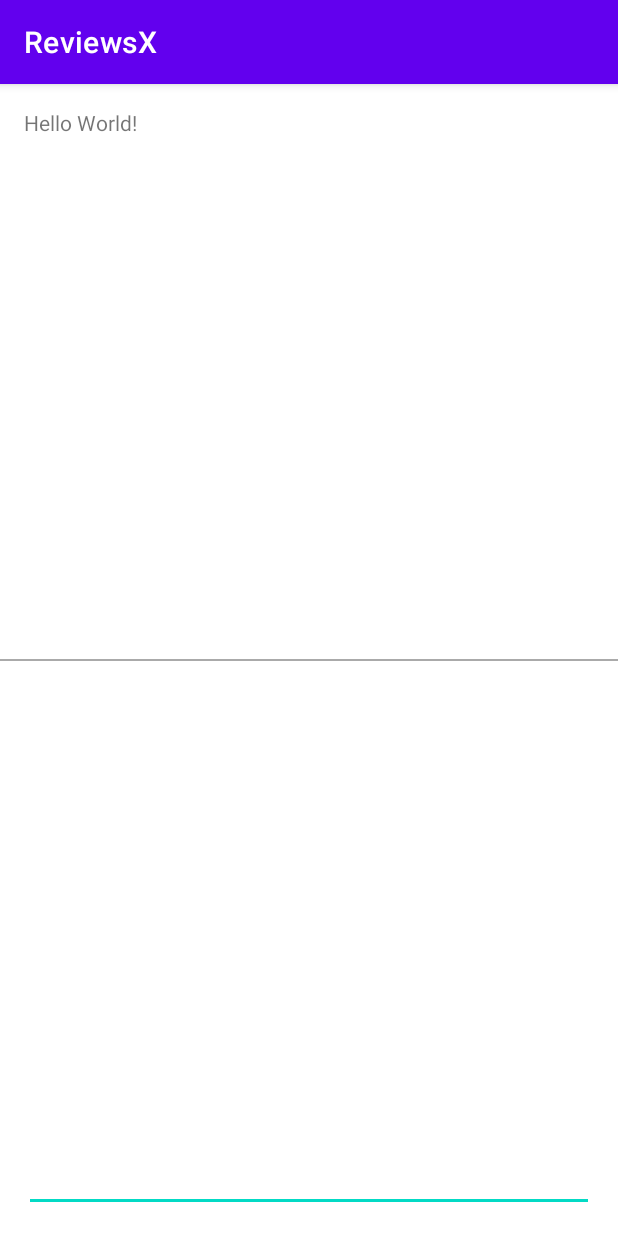
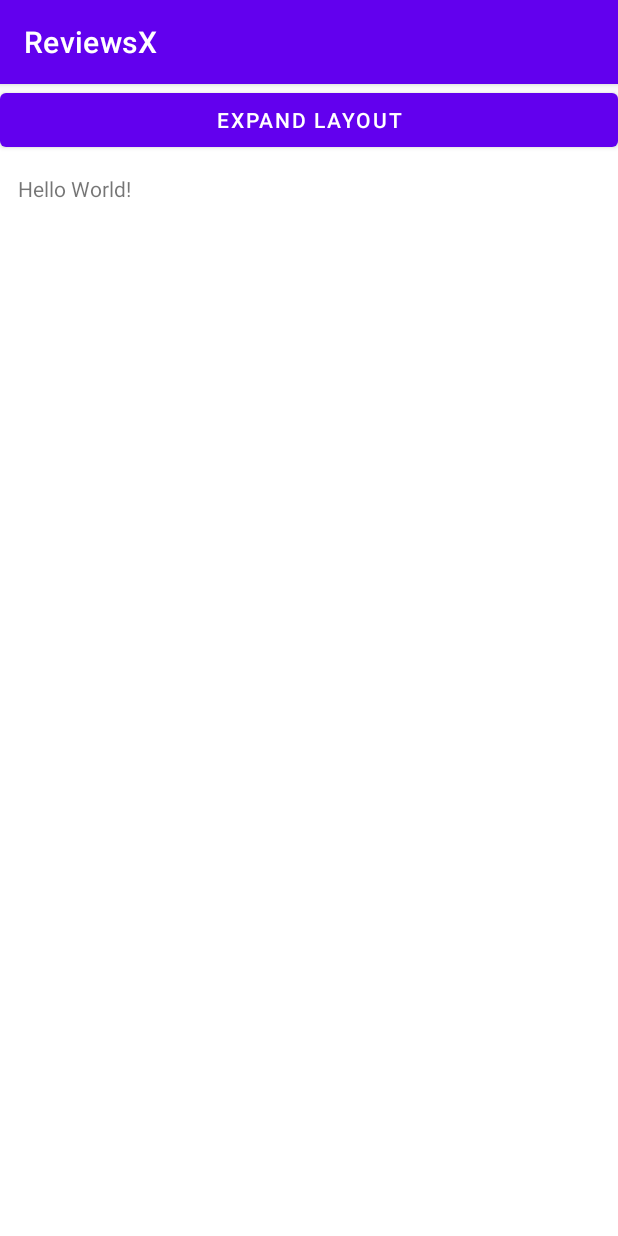
Before and after one commit to CS699-IITB-Autumn-2021/project-invertedstack, an Android app: the screen it shows after launch (MainActivity), on a phone screen of 412 x 824 dp. Run offline under Robolectric (Android 15) with nearby library versions, the phone set to English and light mode, and no system bars; libraries missing offline, so code that uses them is left out: io.noties.markwon; 4 statements that could not run were skipped.

Commit message:
Sick animations

```diff
--- a/app/src/main/java/cs699_a2021/invertedstack/reviewsx/MainActivity.java
+++ b/app/src/main/java/cs699_a2021/invertedstack/reviewsx/MainActivity.java
@@ -4,13 +4,16 @@ import androidx.annotation.NonNull;
 import androidx.annotation.Nullable;
 import androidx.appcompat.app.AppCompatActivity;
 
+import android.animation.LayoutTransition;
 import android.graphics.drawable.Drawable;
 import android.os.Bundle;
 import android.text.Editable;
 import android.text.TextWatcher;
 import android.view.View;
+import android.view.ViewGroup;
 import android.widget.Button;
 import android.widget.EditText;
+import android.widget.LinearLayout;
 import android.widget.TextView;
 
 import java.util.concurrent.Executors;
@@ -20,6 +23,7 @@ import io.noties.markwon.editor.MarkwonEditor;
 import io.noties.markwon.editor.MarkwonEditorTextWatcher;
 import io.noties.markwon.ext.latex.JLatexMathPlugin;
 import io.noties.markwon.ext.strikethrough.StrikethroughPlugin;
+import io.noties.markwon.ext.tables.TablePlugin;
 import io.noties.markwon.inlineparser.MarkwonInlineParserPlugin;
 
 public class MainActivity extends AppCompatActivity {
@@ -58,6 +62,7 @@ public class MainActivity extends AppCompatActivity {
                     }
                 }))
                 .usePlugin(StrikethroughPlugin.create())
+                .usePlugin(TablePlugin.create(this))
                 .build();
         markwon.setMarkdown(textView, "**Hello there!** \n $$ \\LaTeX \\text{is working !!!!!}$$ \n ~~strikethrough doesn't work ?~~");
 
@@ -82,5 +87,22 @@ public class MainActivity extends AppCompatActivity {
             }
         });
 
+        Button button = findViewById(R.id.dummy_button);
+        button.setOnClickListener(new View.OnClickListener() {
+            @Override
+            public void onClick(View v) {
+                ViewGroup editor_view = findViewById(R.id.main_layout_for_edittext);
+                ViewGroup text_view = findViewById(R.id.main_layout_for_text);
+                editor_view.getLayoutTransition().enableTransitionType(LayoutTransition.CHANGING);
+                text_view.getLayoutTransition().enableTransitionType(LayoutTransition.CHANGING);
+                LinearLayout.LayoutParams params = (LinearLayout.LayoutParams) editor_view.getLayoutParams();
+                float new_weight = params.weight != 0 ? 0 : 1;
+                editor_view.setLayoutParams(new LinearLayout.LayoutParams(
+                        ViewGroup.LayoutParams.MATCH_PARENT,
+                        0,
+                        new_weight
+                ));
+            }
+        });
     }
 }
--- a/app/src/main/res/layout/activity_main.xml
+++ b/app/src/main/res/layout/activity_main.xml
@@ -4,39 +4,60 @@
     xmlns:tools="http://schemas.android.com/tools"
     android:layout_width="match_parent"
     android:layout_height="match_parent"
-    tools:context=".MainActivity">
+    tools:context=".MainActivity"
+    android:animateLayoutChanges="true">
 
     <LinearLayout
         android:layout_width="match_parent"
         android:layout_height="match_parent"
-        android:orientation="vertical">
+        android:orientation="vertical"
+        android:animateLayoutChanges="true">
 
-        <!-- https://stackoverflow.com/a/4233683 -->
+        <Button
+            android:layout_width="match_parent"
+            android:layout_height="wrap_content"
+            android:text="Expand Layout"
+            android:id="@+id/dummy_button"/>
 
-        <TextView
-            android:id="@+id/main_text"
+        <LinearLayout
+            android:id="@+id/main_layout_for_edittext"
             android:layout_width="match_parent"
             android:layout_height="0dp"
-            android:text="Hello World!"
-            android:layout_weight="1"
-            android:layout_margin="16dp"/>
+            android:layout_weight="0"
+            android:orientation="vertical"
+            android:animateLayoutChanges="true">
+            <EditText
+                android:id="@+id/main_edit_text"
+                android:layout_width="match_parent"
+                android:layout_height="match_parent"
+                android:layout_margin="12dp"
+                android:inputType="textMultiLine"
+                android:scrollbars="vertical"
+                android:gravity="top|start"/>
 
-        <!-- https://stackoverflow.com/a/10282253 -->
-        <View
-            android:layout_width="match_parent"
-            android:layout_height="1dp"
-            android:background="@android:color/darker_gray"/>
+            <!-- https://stackoverflow.com/a/10282253 -->
+            <View
+                android:layout_width="match_parent"
+                android:layout_height="2dp"
+                android:background="@android:color/darker_gray"/>
+        </LinearLayout>
 
-        <EditText
-            android:id="@+id/main_edit_text"
+        <LinearLayout
+            android:id="@+id/main_layout_for_text"
             android:layout_width="match_parent"
             android:layout_height="0dp"
             android:layout_weight="1"
-            android:layout_margin="16dp"
-            android:inputType="textMultiLine"
-            android:scrollbars="vertical"
-            android:gravity="top|start"/>
-
+            android:orientation="vertical"
+            android:animateLayoutChanges="true">
+        <!-- https://stackoverflow.com/a/4233683 -->
+            <TextView
+                android:id="@+id/main_text"
+                android:layout_width="match_parent"
+                android:layout_height="match_parent"
+                android:text="Hello World!"
+                android:layout_margin="12dp"
+                android:animateLayoutChanges="true"/>
+        </LinearLayout>
     </LinearLayout>
 
 </androidx.constraintlayout.widget.ConstraintLayout>
```
